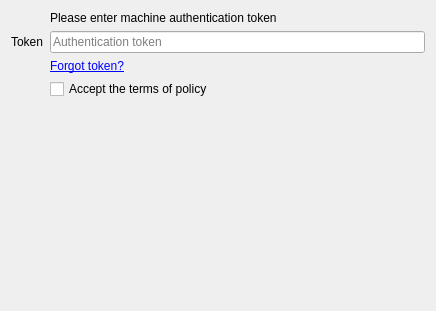
swissQprint/qt-installer-framework, file src/libs/installer/sqp/MachineAuthenticationPage.ui: the form before one commit.
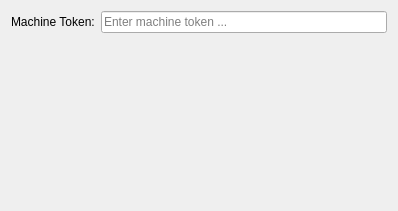
The form after the commit.

What changed in the file:
```diff
--- a/src/libs/installer/sqp/MachineAuthenticationPage.ui
+++ b/src/libs/installer/sqp/MachineAuthenticationPage.ui
@@ -6,8 +6,8 @@
    <rect>
     <x>0</x>
     <y>0</y>
-    <width>436</width>
-    <height>311</height>
+    <width>398</width>
+    <height>211</height>
    </rect>
   </property>
   <property name="windowTitle">
@@ -16,47 +16,17 @@
   <layout class="QVBoxLayout" name="verticalLayout">
    <item>
     <layout class="QFormLayout" name="formLayout">
-     <item row="0" column="1">
-      <widget class="QLabel" name="label_3">
-       <property name="text">
-        <string>Please enter machine authentication token</string>
-       </property>
-      </widget>
-     </item>
-     <item row="1" column="0">
+     <item row="0" column="0">
       <widget class="QLabel" name="label_4">
        <property name="text">
-        <string>Token</string>
+        <string>Machine Token:</string>
        </property>
       </widget>
      </item>
-     <item row="1" column="1">
+     <item row="0" column="1">
       <widget class="QLineEdit" name="token">
        <property name="placeholderText">
-        <string>Authentication token</string>
-       </property>
-      </widget>
-     </item>
-     <item row="2" column="1">
-      <widget class="QLabel" name="label_2">
-       <property name="text">
-        <string>&lt;a href=&quot;https://extranet.swissqprint.com/en/login#/show-forgot-password&quot;&gt;Forgot token?&lt;/a&gt;</string>
-       </property>
-       <property name="textFormat">
-        <enum>Qt::RichText</enum>
-       </property>
-       <property name="openExternalLinks">
-        <bool>true</bool>
-       </property>
-       <property name="textInteractionFlags">
-        <set>Qt::TextBrowserInteraction</set>
-       </property>
-      </widget>
-     </item>
-     <item row="3" column="1">
-      <widget class="QCheckBox" name="policyAcceptance">
-       <property name="text">
-        <string>Accept the terms of policy</string>
+        <string>Enter machine token ...</string>
        </property>
       </widget>
      </item>
```
Left out of the diff: 3 changed lines with no effect on the pictures.
